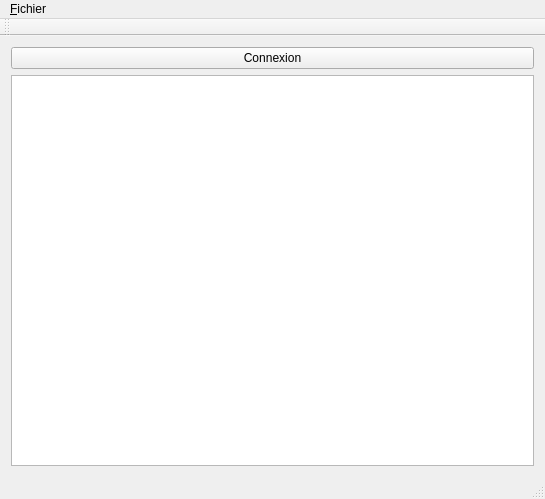
Above: mainwindow.ui from gthom/bts_SIO_Gap_Crab_Equipe_Est before the change. Below: the same form after it.
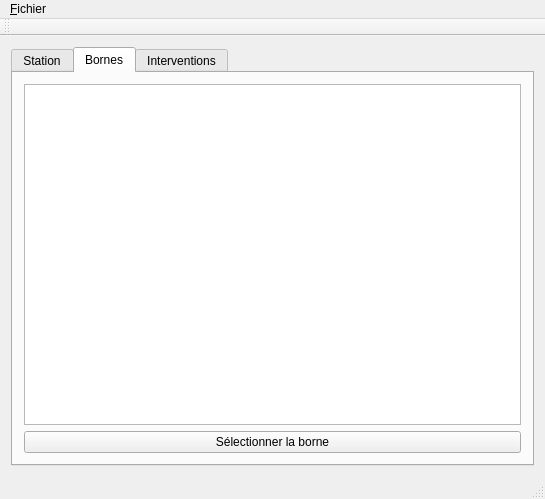
That is the form after the change.

```diff
--- a/mainwindow.ui
+++ b/mainwindow.ui
@@ -14,6 +14,19 @@
    <string>Gestion Station</string>
   </property>
   <widget class="QWidget" name="centralWidget">
+   <layout class="QGridLayout" name="gridLayout_2">
+    <item row="0" column="0">
+     <widget class="QTabWidget" name="tabWidget">
+      <property name="enabled">
+       <bool>true</bool>
+      </property>
+      <property name="currentIndex">
+       <number>1</number>
+      </property>
+      <widget class="QWidget" name="tab">
+       <attribute name="title">
+        <string>Station</string>
+       </attribute>
    <layout class="QGridLayout" name="gridLayout">
     <item row="0" column="0">
      <layout class="QVBoxLayout" name="verticalLayout">
@@ -27,7 +40,47 @@
       <item>
        <widget class="QTableView" name="tableViewStation"/>
       </item>
-     </layout>
+          <item>
+           <widget class="QPushButton" name="pushButtonSelectStation">
+            <property name="enabled">
+             <bool>false</bool>
+            </property>
+            <property name="text">
+             <string>Sélectionner station</string>
+            </property>
+           </widget>
+          </item>
+         </layout>
+        </item>
+       </layout>
+      </widget>
+      <widget class="QWidget" name="tab_2">
+       <attribute name="title">
+        <string>Bornes</string>
+       </attribute>
+       <layout class="QGridLayout" name="gridLayout_3">
+        <item row="0" column="0">
+         <layout class="QVBoxLayout" name="verticalLayout_2">
+          <item>
+           <widget class="QTableView" name="tableViewBorne"/>
+          </item>
+          <item>
+           <widget class="QPushButton" name="pushButtonSelectBorne">
+            <property name="text">
+             <string>Sélectionner la borne</string>
+            </property>
+           </widget>
+          </item>
+         </layout>
+        </item>
+       </layout>
+      </widget>
+      <widget class="QWidget" name="tab_3">
+       <attribute name="title">
+        <string>Interventions</string>
+       </attribute>
+      </widget>
+     </widget>
     </item>
    </layout>
   </widget>
```
Lines whose indentation alone changed are shown as unchanged.
